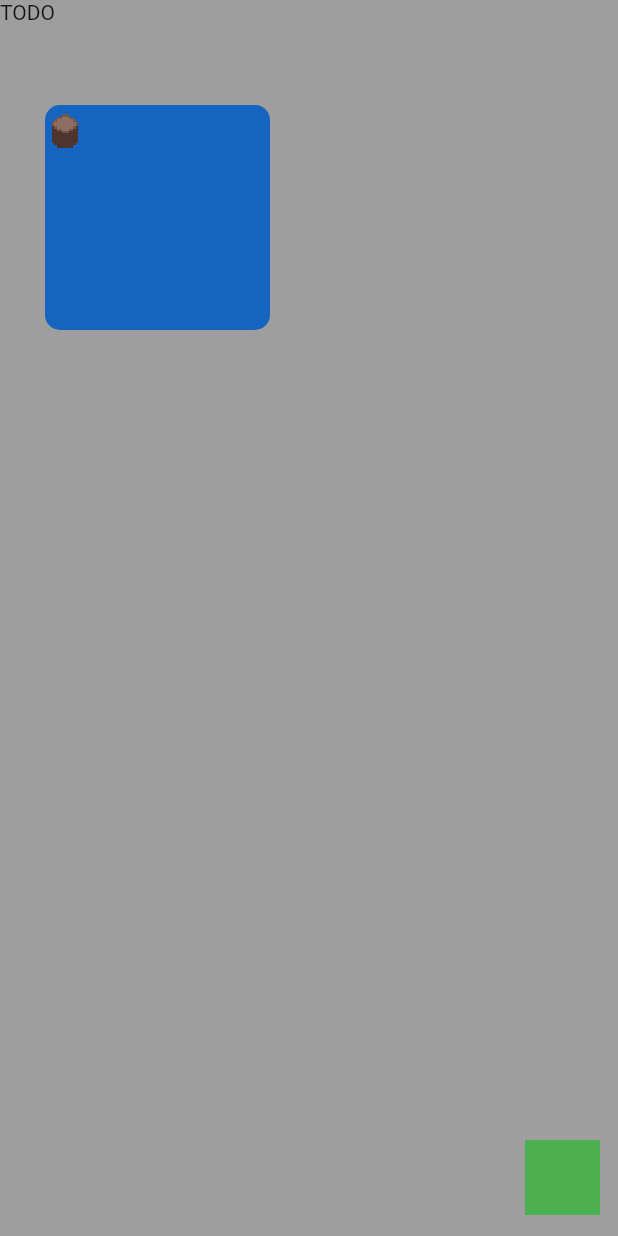
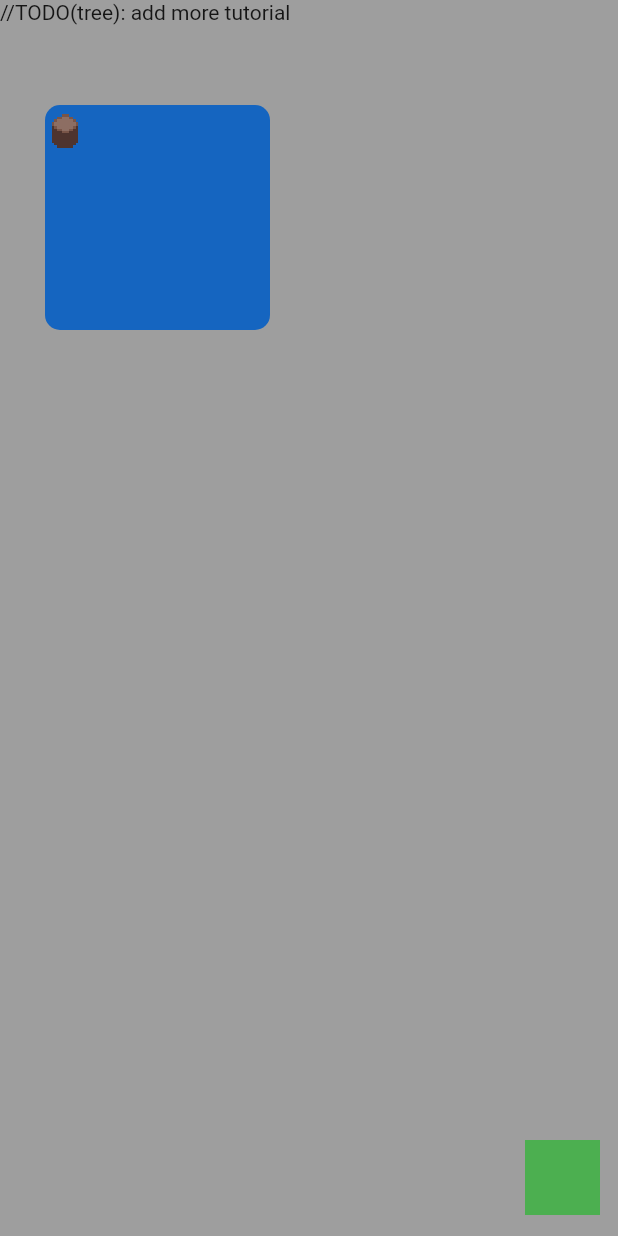
Before and after one commit to treeplate/antcraft, a Flutter app: the screen it shows after launch, on a phone screen of 412 x 824 dp. Run offline on Flutter 3.47's test engine with Material 2 defaults, Android fonts, the phone set to English and light mode, and no system bars.

Commit message:
improve turoial message

```diff
--- a/lib/main.dart
+++ b/lib/main.dart
@@ -93,7 +93,7 @@ class _MyHomePageState extends State<MyHomePage> {
       if (roomY > 1) return "Go up (press w)";
       return "Go down (press s)";
     }
-    return 'TODO';
+    return '//TODO(tree): add more tutorial';
   }
 
   bool woodPlaced = false;
```
